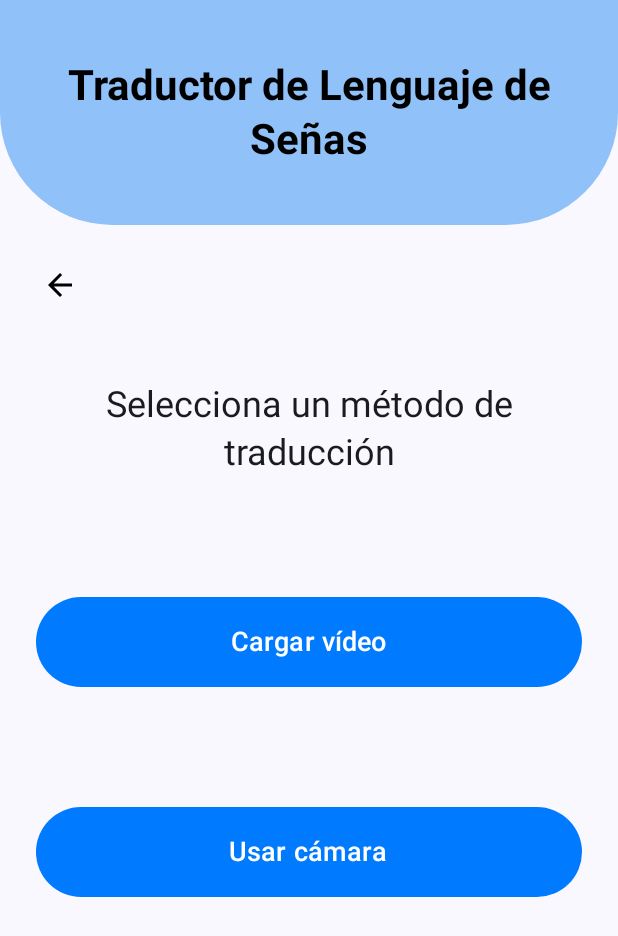
After one commit to Nicolas-carmona16/TraductorLSC, an Android app built with Jetpack Compose: the MethodSelectionScreen screen opened through its navigation route, on a phone screen of 412 x 824 dp. The commit adds this screen. Shown: the top 936 px of the screen. Run offline under Robolectric (Android 15) with nearby library versions, the phone set to English and light mode, and no system bars.

Commit message:
feat: The method selection page was created and navigation was implemented

```diff
--- a/app/build.gradle.kts
+++ b/app/build.gradle.kts
@@ -50,6 +50,7 @@ dependencies {
     implementation(libs.androidx.ui.tooling.preview)
     implementation(libs.androidx.material3)
     implementation("io.coil-kt:coil-compose:2.1.0")
+    implementation("androidx.navigation:navigation-compose:2.7.7")
     testImplementation(libs.junit)
     androidTestImplementation(libs.androidx.junit)
     androidTestImplementation(libs.androidx.espresso.core)
--- /dev/null
+++ b/app/src/main/java/co/edu/udea/compumovil/gr09_20251/traductorlsc/navigation/AppRoutes.kt
@@ -0,0 +1,37 @@
+package co.edu.udea.compumovil.gr09_20251.traductorlsc.navigation
+
+import androidx.compose.foundation.layout.fillMaxSize
+import androidx.compose.material3.MaterialTheme
+import androidx.compose.material3.Surface
+import androidx.compose.ui.Modifier
+import androidx.navigation.NavController
+import androidx.navigation.NavGraphBuilder
+import androidx.navigation.compose.composable
+import co.edu.udea.compumovil.gr09_20251.traductorlsc.screens.MainScreen
+import co.edu.udea.compumovil.gr09_20251.traductorlsc.screens.MethodSelectionScreen
+
+object AppRoutes {
+    const val MAIN_SCREEN = "main_screen"
+    const val METHOD_SELECTION = "method_selection"
+    const val VIDEO_UPLOAD = "video_upload"
+    const val CAMERA = "camera"
+}
+
+fun NavGraphBuilder.appNavigation(navController: NavController) {
+    composable(AppRoutes.MAIN_SCREEN) {
+        Surface(
+            modifier = Modifier.fillMaxSize(),
+            color = MaterialTheme.colorScheme.background
+        ) {
+            MainScreen(navController)
+        }
+    }
+    composable(AppRoutes.METHOD_SELECTION) {
+        Surface(
+            modifier = Modifier.fillMaxSize(),
+            color = MaterialTheme.colorScheme.background
+        ) {
+            MethodSelectionScreen(navController)
+        }
+    }
+}
--- /dev/null
+++ b/app/src/main/java/co/edu/udea/compumovil/gr09_20251/traductorlsc/screens/MainScreen.kt
@@ -0,0 +1,79 @@
+package co.edu.udea.compumovil.gr09_20251.traductorlsc.screens
+
+import androidx.compose.foundation.layout.*
+import androidx.compose.foundation.shape.RoundedCornerShape
+import androidx.compose.material3.*
+import androidx.compose.runtime.Composable
+import androidx.compose.ui.Alignment
+import androidx.compose.ui.Modifier
+import androidx.compose.ui.text.style.TextAlign
+import androidx.compose.ui.tooling.preview.Preview
+import androidx.compose.ui.unit.dp
+import androidx.compose.ui.unit.sp
+import androidx.navigation.NavController
+import androidx.navigation.compose.rememberNavController
+import co.edu.udea.compumovil.gr09_20251.traductorlsc.navigation.AppRoutes
+import coil.compose.AsyncImage
+import co.edu.udea.compumovil.gr09_20251.traductorlsc.ui.theme.SecondBlue
+import co.edu.udea.compumovil.gr09_20251.traductorlsc.R
+import co.edu.udea.compumovil.gr09_20251.traductorlsc.ui.components.AppHeader
+import co.edu.udea.compumovil.gr09_20251.traductorlsc.ui.theme.TraductorLSCTheme
+
+@Composable
+fun MainScreen(navController: NavController) {
+    Column(
+        modifier = Modifier
+            .fillMaxSize(),
+    ) {
+        AppHeader()
+
+        Column(
+            modifier = Modifier
+                .fillMaxSize()
+                .padding(24.dp),
+            horizontalAlignment = Alignment.CenterHorizontally,
+            verticalArrangement = Arrangement.Center
+        ) {
+            Text(
+                text = "Facilitamos la comunicación entre personas sordas y oyentes con una aplicación que traduce la Lengua de Señas Colombiana (LSC) a texto en tiempo real. Usa tu cámara o carga un video para obtener una traducción precisa y rápida.",
+                fontSize = 20.sp,
+                textAlign = TextAlign.Center,
+                modifier = Modifier.fillMaxWidth()
+            )
+
+            Spacer(modifier = Modifier.height(60.dp))
+
+            Button(
+                onClick = { navController.navigate(AppRoutes.METHOD_SELECTION) },
+                modifier = Modifier
+                    .fillMaxWidth(0.9f)
+                    .height(60.dp),
+                colors = ButtonDefaults.buttonColors(
+                    containerColor = SecondBlue,
+                    contentColor = MaterialTheme.colorScheme.onPrimary,
+                ),
+                shape = RoundedCornerShape(40.dp)
+            ) {
+                Text(text = "Iniciar Traducción", fontSize = 18.sp)
+            }
+
+            Spacer(modifier = Modifier.height(60.dp))
+
+            AsyncImage(
+                model = R.drawable.animacion,
+                contentDescription = "Animacion",
+                modifier = Modifier
+                    .fillMaxWidth()
+                    .height(200.dp)
+            )
+        }
+    }
+}
+
+@Preview(showBackground = true)
+@Composable
+fun MainScreenPreview() {
+    TraductorLSCTheme {
+        MainScreen(rememberNavController())
+    }
+}
--- /dev/null
+++ b/app/src/main/java/co/edu/udea/compumovil/gr09_20251/traductorlsc/screens/MethodSelectionScreen.kt
@@ -0,0 +1,96 @@
+package co.edu.udea.compumovil.gr09_20251.traductorlsc.screens
+
+import androidx.compose.foundation.layout.*
+import androidx.compose.foundation.shape.RoundedCornerShape
+import androidx.compose.material.icons.Icons
+import androidx.compose.material.icons.automirrored.filled.ArrowBack
+import androidx.compose.material3.*
+import androidx.compose.runtime.Composable
+import androidx.compose.ui.Alignment
+import androidx.compose.ui.Modifier
+import androidx.compose.ui.graphics.Color
+import androidx.compose.ui.text.style.TextAlign
+import androidx.compose.ui.tooling.preview.Preview
+import androidx.compose.ui.unit.dp
+import androidx.compose.ui.unit.sp
+import androidx.navigation.NavController
+import androidx.navigation.compose.rememberNavController
+import co.edu.udea.compumovil.gr09_20251.traductorlsc.navigation.AppRoutes
+import co.edu.udea.compumovil.gr09_20251.traductorlsc.ui.components.AppHeader
+import co.edu.udea.compumovil.gr09_20251.traductorlsc.ui.theme.SecondBlue
+import co.edu.udea.compumovil.gr09_20251.traductorlsc.ui.theme.TraductorLSCTheme
+
+@Composable
+fun MethodSelectionScreen(navController: NavController) {
+    Column(
+        modifier = Modifier.fillMaxSize()
+    ) {
+        AppHeader()
+
+        IconButton(
+            onClick = { navController.popBackStack() },
+            modifier = Modifier
+                .padding(16.dp)
+        ) {
+            Icon(
+                imageVector = Icons.AutoMirrored.Filled.ArrowBack,
+                contentDescription = "Volver atrás",
+                tint = Color.Black
+            )
+        }
+
+        Column(
+            modifier = Modifier
+                .fillMaxSize()
+                .padding(24.dp),
+            horizontalAlignment = Alignment.CenterHorizontally,
+        ) {
+            Text(
+                text = "Selecciona un método de traducción",
+                style = MaterialTheme.typography.headlineSmall,
+                textAlign = TextAlign.Center,
+                modifier = Modifier.fillMaxWidth()
+            )
+
+            Spacer(modifier = Modifier.height(80.dp))
+
+            Button(
+                onClick = { navController.navigate(AppRoutes.VIDEO_UPLOAD) },
+                modifier = Modifier
+                    .fillMaxWidth()
+                    .height(60.dp),
+                colors = ButtonDefaults.buttonColors(
+                    containerColor = SecondBlue,
+                    contentColor = MaterialTheme.colorScheme.onPrimary
+                ),
+                shape = RoundedCornerShape(40.dp)
+            ) {
+                Text(text = "Cargar vídeo", fontSize = 18.sp)
+            }
+
+            Spacer(modifier = Modifier.height(80.dp))
+
+            Button(
+                onClick = { navController.navigate(AppRoutes.CAMERA) },
+                modifier = Modifier
+                    .fillMaxWidth()
+                    .height(60.dp),
+                colors = ButtonDefaults.buttonColors(
+                    containerColor = SecondBlue,
+                    contentColor = MaterialTheme.colorScheme.onPrimary
+                ),
+                shape = RoundedCornerShape(40.dp)
+            ) {
+                Text(text = "Usar cámara", fontSize = 18.sp)
+            }
+        }
+    }
+}
+
+@Preview(showBackground = true)
+@Composable
+fun MethodSelectionScreenPreview() {
+    TraductorLSCTheme {
+        MethodSelectionScreen(rememberNavController())
+    }
+}
--- /dev/null
+++ b/app/src/main/java/co/edu/udea/compumovil/gr09_20251/traductorlsc/ui/components/AppHeader.kt
@@ -0,0 +1,47 @@
+package co.edu.udea.compumovil.gr09_20251.traductorlsc.ui.components
+
+import androidx.compose.foundation.layout.Arrangement
+import androidx.compose.foundation.layout.Box
+import androidx.compose.foundation.layout.Column
+import androidx.compose.foundation.layout.fillMaxSize
+import androidx.compose.foundation.layout.fillMaxWidth
+import androidx.compose.foundation.layout.height
+import androidx.compose.foundation.layout.padding
+import androidx.compose.foundation.shape.RoundedCornerShape
+import androidx.compose.material3.*
+import androidx.compose.runtime.Composable
+import androidx.compose.ui.Alignment
+import androidx.compose.ui.Modifier
+import androidx.compose.ui.graphics.Color
+import androidx.compose.ui.text.font.FontWeight
+import androidx.compose.ui.text.style.TextAlign
+import androidx.compose.ui.unit.dp
+import co.edu.udea.compumovil.gr09_20251.traductorlsc.ui.theme.FirstBlue
+
+@Composable
+fun AppHeader() {
+    Surface(
+        color = FirstBlue,
+        shape = RoundedCornerShape(bottomEnd = 75.dp, bottomStart = 75.dp),
+        modifier = Modifier
+            .fillMaxWidth()
+            .height(150.dp)
+    ) {
+        Box(modifier = Modifier.fillMaxSize()) {
+            Column(
+                modifier = Modifier.fillMaxSize(),
+                verticalArrangement = Arrangement.Center,
+                horizontalAlignment = Alignment.CenterHorizontally
+            ) {
+                Text(
+                    text = "Traductor de Lenguaje de Señas",
+                    style = MaterialTheme.typography.headlineMedium,
+                    fontWeight = FontWeight.Bold,
+                    color = Color.Black,
+                    textAlign = TextAlign.Center,
+                    modifier = Modifier.padding(horizontal = 16.dp)
+                )
+            }
+        }
+    }
+}
```
Also changed, not shown: app/src/main/java/co/edu/udea/compumovil/gr09_20251/traductorlsc/MainActivity.kt (+9 -105 lines).
